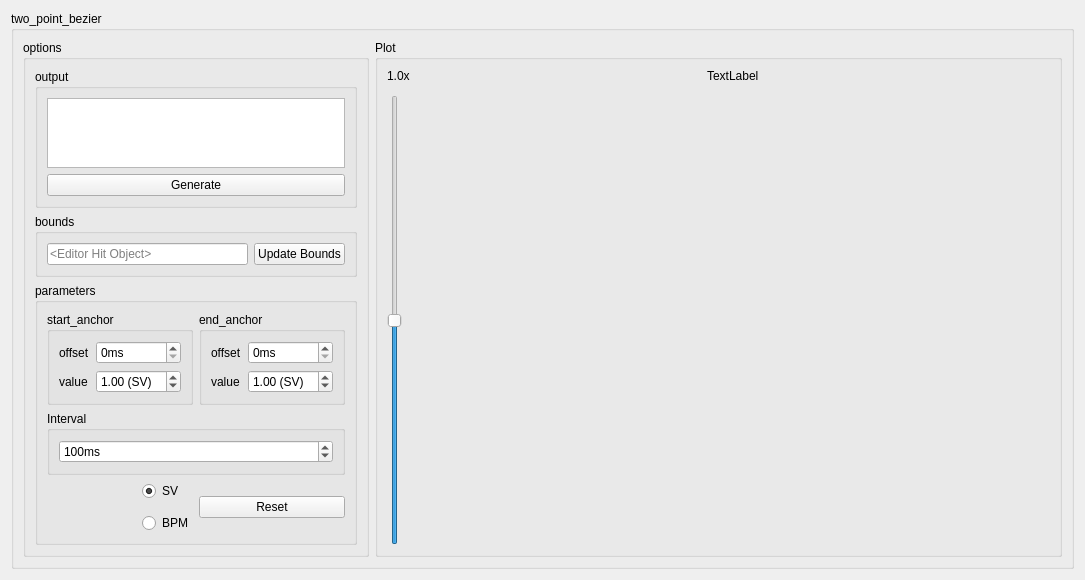
The window that ui/twopointbezier.ui (Eve-ning/reamber) describes before a commit, drawn with Qt 5.
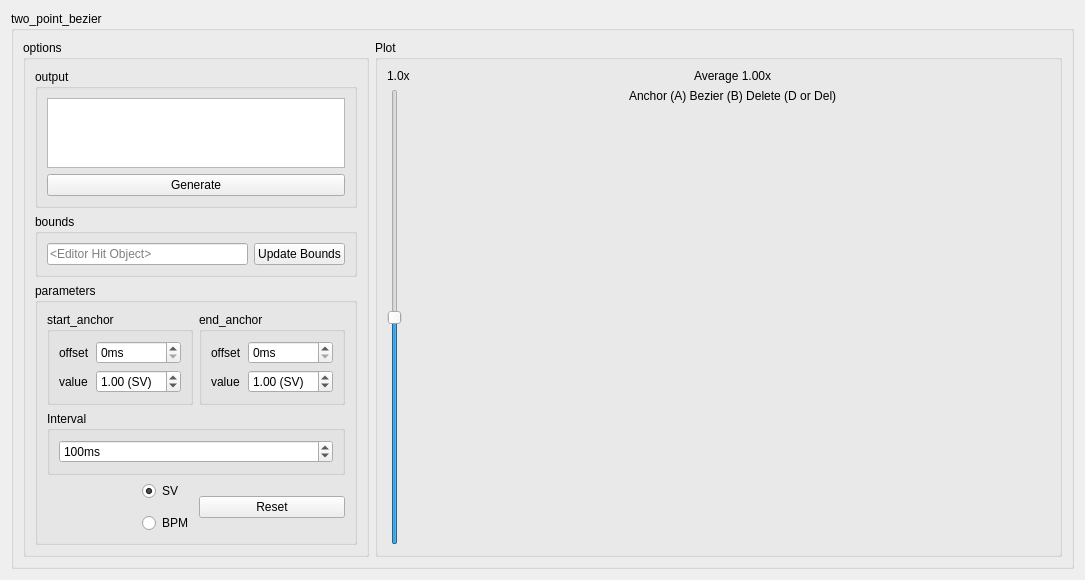
The same window after the commit. Custom widgets are drawn as their Qt base class.

Commit message: Add tooltip to TPB

Diff of the .ui file:
```diff
--- a/ui/twopointbezier.ui
+++ b/ui/twopointbezier.ui
@@ -32,7 +32,40 @@
          <string>Plot</string>
         </property>
         <layout class="QGridLayout" name="gridLayout_3">
-         <item row="2" column="0">
+         <item row="0" column="0">
+          <widget class="QLabel" name="vertzoomLabel">
+           <property name="text">
+            <string>1.0x</string>
+           </property>
+          </widget>
+         </item>
+         <item row="0" column="1" alignment="Qt::AlignHCenter">
+          <widget class="QLabel" name="averageLabel">
+           <property name="sizePolicy">
+            <sizepolicy hsizetype="Preferred" vsizetype="Maximum">
+             <horstretch>0</horstretch>
+             <verstretch>0</verstretch>
+            </sizepolicy>
+           </property>
+           <property name="text">
+            <string>Average 1.00x</string>
+           </property>
+          </widget>
+         </item>
+         <item row="1" column="1" alignment="Qt::AlignHCenter">
+          <widget class="QLabel" name="label">
+           <property name="sizePolicy">
+            <sizepolicy hsizetype="Preferred" vsizetype="Maximum">
+             <horstretch>0</horstretch>
+             <verstretch>0</verstretch>
+            </sizepolicy>
+           </property>
+           <property name="text">
+            <string>Anchor (A) Bezier (B) Delete (D or Del)</string>
+           </property>
+          </widget>
+         </item>
+         <item row="1" column="0" rowspan="4">
           <widget class="QSlider" name="vertzoom">
            <property name="sizePolicy">
             <sizepolicy hsizetype="Maximum" vsizetype="Expanding">
@@ -51,23 +84,9 @@
            </property>
           </widget>
          </item>
-         <item row="1" column="1" rowspan="2">
+         <item row="2" column="1" rowspan="3">
           <widget class="QCustomPlotTPB" name="customplot" native="true"/>
          </item>
-         <item row="0" column="1" alignment="Qt::AlignHCenter">
-          <widget class="QLabel" name="averageLabel">
-           <property name="text">
-            <string>TextLabel</string>
-           </property>
-          </widget>
-         </item>
-         <item row="0" column="0">
-          <widget class="QLabel" name="vertzoomLabel">
-           <property name="text">
-            <string>1.0x</string>
-           </property>
-          </widget>
-         </item>
         </layout>
        </widget>
       </item>
```
